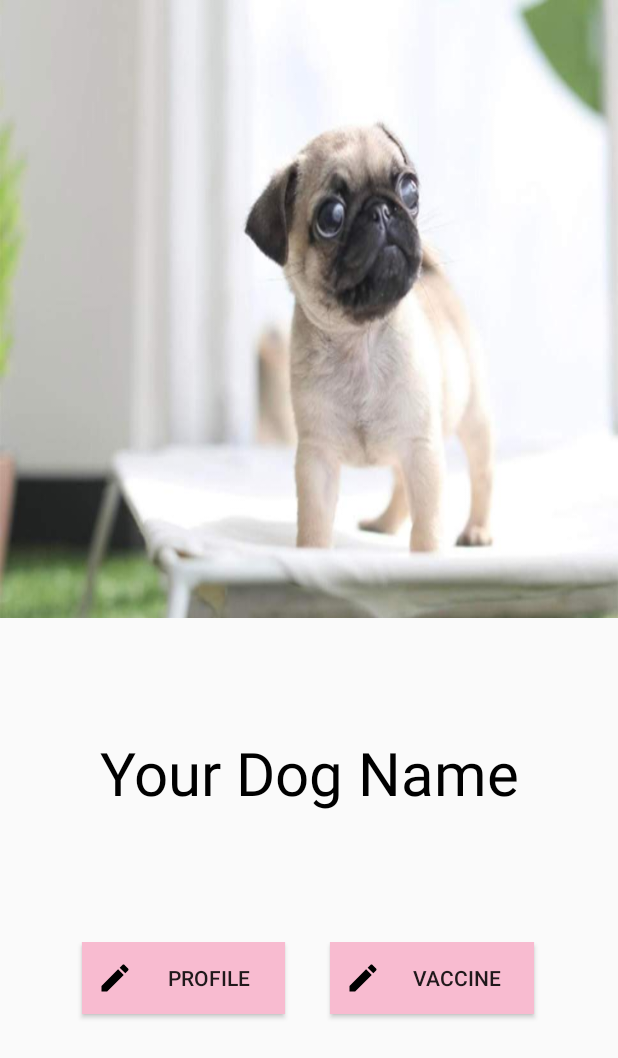
After one commit to Saenn/DogAppAndroid, an Android app: the DogProfileActivity screen opened directly, with no data from a screen before it, on a phone screen of 412 x 824 dp. The commit adds this screen. Shown: the top 1058 px of the screen. Run offline under Robolectric (Android 15) with nearby library versions, the phone set to English and light mode, and no system bars.

Commit message:
Working on Home and Dog

```diff
--- a/app/src/main/java/main/dogappandroid/AddDomestic.java
+++ b/app/src/main/java/main/dogappandroid/AddDomestic.java
@@ -20,6 +20,8 @@ public class AddDomestic extends AppCompatActivity {
     private RadioButton maleBtn, femaleBtn, yesBtn, noBtn;
     private RadioGroup gender, sterilized;
     private Button nextBtn;
+    private DogDB dog;
+    private DogDB.DogDBHelper helper;
 
     private String sterilizedDateSelected;
 
@@ -99,6 +101,16 @@ public class AddDomestic extends AppCompatActivity {
                 }
             }
         });
+
+        // from edit //
+        getDogInfo();
+    }
+
+    private void getDogInfo(){
+        Bundle prevBundle = getIntent().getExtras();
+        if(prevBundle != null && prevBundle.containsKey("id")){
+            dog = helper.getDogDBById(prevBundle.getString("id"));
+        }
     }
 
 }
--- a/app/src/main/java/main/dogappandroid/DogDB.java
+++ b/app/src/main/java/main/dogappandroid/DogDB.java
@@ -164,6 +164,40 @@ public final class DogDB {
             sqLiteDatabase.close();
         }
 
+        public DogDB getDogDBById(String id) {
+
+            DogDB dog = new DogDB();
+
+            sqLiteDatabase = this.getWritableDatabase();
+
+            Cursor cursor = sqLiteDatabase.query
+                    (DogDBEntry.TABLE_NAME, null, DogDBEntry.ID + " = " + id, null, null, null, null);
+
+            if (cursor != null) {
+                cursor.moveToFirst();
+            }
+
+            while(!cursor.isAfterLast()) {
+
+                DogDB tmp = new DogDB();
+                tmp.setId(cursor.getInt(0));
+                tmp.setDogID(cursor.getInt(1));
+                tmp.setGender(cursor.getString(2));
+                tmp.setColor(cursor.getString(3));
+                tmp.setSterilized(cursor.getInt(4));
+                tmp.setSterilizedDate(cursor.getString(5));
+                tmp.setBreed(cursor.getString(6));
+                tmp.setRegisterDate(cursor.getString(7));
+                tmp.setIsSubmit(0);
+
+                cursor.moveToNext();
+            }
+
+            sqLiteDatabase.close();
+
+            return dog;
+        }
+
         public List<DogDB> getDogDB() {
 
             List<DogDB> dogs = new ArrayList<DogDB>();
--- /dev/null
+++ b/app/src/main/java/main/dogappandroid/DogProfileActivity.java
@@ -0,0 +1,62 @@
+package main.dogappandroid;
+
+import android.content.Intent;
+import android.support.v7.app.AppCompatActivity;
+import android.os.Bundle;
+import android.view.View;
+import android.widget.Button;
+import android.widget.ImageView;
+import android.widget.TextView;
+
+public class DogProfileActivity extends AppCompatActivity {
+
+    private ImageView dogProfilePic;
+    private TextView dogName;
+    private Button editProfileButton, editVaccineButton;
+    private DogDB dog;
+    private DogDB.DogDBHelper helper;
+
+    @Override
+    protected void onCreate(Bundle savedInstanceState) {
+        super.onCreate(savedInstanceState);
+        setContentView(R.layout.activity_dog_profile);
+
+        // setup var //
+            dogProfilePic = (ImageView) findViewById(R.id.dog_profile_imageview);
+            dogName = (TextView) findViewById(R.id.dog_profile_name);
+            editProfileButton = (Button) findViewById(R.id.dog_profile_editprofile_button);
+            editVaccineButton = (Button) findViewById(R.id.dog_profile_editvaccine_button);
+            getDogInfo();
+            setAllButton();
+        // finished setup var //
+
+
+    }
+
+    private void getDogInfo(){
+        Bundle prevBundle = getIntent().getExtras();
+        if(prevBundle != null && prevBundle.containsKey("id")){
+            dog = helper.getDogDBById(prevBundle.getString("id"));
+        }
+    }
+
+    private void setAllButton(){
+        editVaccineButton.setOnClickListener(new View.OnClickListener() {
+            @Override
+            public void onClick(View view) {
+                Intent intent = new Intent(DogProfileActivity.this, Vaccine.class);
+                intent.putExtra("id",dog.getId());
+                startActivity(intent);
+            }
+        });
+
+        editProfileButton.setOnClickListener(new View.OnClickListener() {
+            @Override
+            public void onClick(View view) {
+                Intent intent = new Intent(DogProfileActivity.this, AddDomestic.class);
+                intent.putExtra("id",dog.getId());
+                startActivity(intent);
+            }
+        });
+    }
+}
--- a/app/src/main/java/main/dogappandroid/Vaccine.java
+++ b/app/src/main/java/main/dogappandroid/Vaccine.java
@@ -217,5 +217,9 @@ public class Vaccine extends AppCompatActivity {
         startActivity(intent);
     }
 
-
+    @Override
+    public void onBackPressed() {
+        mHelper.deleteNull();
+        finish();
+    }
 }
--- /dev/null
+++ b/app/src/main/res/drawable/ic_edit_black_24dp.xml
@@ -0,0 +1,9 @@
+<vector xmlns:android="http://schemas.android.com/apk/res/android"
+        android:width="24dp"
+        android:height="24dp"
+        android:viewportWidth="24.0"
+        android:viewportHeight="24.0">
+    <path
+        android:fillColor="#FF000000"
+        android:pathData="M3,17.25V21h3.75L17.81,9.94l-3.75,-3.75L3,17.25zM20.71,7.04c0.39,-0.39 0.39,-1.02 0,-1.41l-2.34,-2.34c-0.39,-0.39 -1.02,-0.39 -1.41,0l-1.83,1.83 3.75,3.75 1.83,-1.83z"/>
+</vector>
--- /dev/null
+++ b/app/src/main/res/layout/activity_dog_profile.xml
@@ -0,0 +1,118 @@
+<?xml version="1.0" encoding="utf-8"?>
+<android.support.constraint.ConstraintLayout xmlns:android="http://schemas.android.com/apk/res/android"
+    xmlns:app="http://schemas.android.com/apk/res-auto"
+    xmlns:tools="http://schemas.android.com/tools"
+    android:layout_width="match_parent"
+    android:layout_height="match_parent"
+    tools:context=".DogProfileActivity">
+
+    <LinearLayout android:orientation="vertical"
+        android:layout_width="match_parent"
+        android:layout_height="match_parent"
+        android:weightSum="1"
+        >
+
+
+
+        <LinearLayout
+            android:id="@+id/dog_profile_topsection"
+            android:layout_width="match_parent"
+            android:layout_height="0dp"
+            android:layout_weight="0.5"
+            android:orientation="horizontal">
+
+            <ImageView
+                android:id="@+id/dog_profile_imageview"
+                android:layout_width="match_parent"
+                android:layout_height="match_parent"
+                android:adjustViewBounds="true"
+                android:cropToPadding="false"
+                android:scaleType="fitXY"
+                android:layout_margin="0dp"
+                android:padding="0dp"
+                app:srcCompat="@drawable/pug" />
+        </LinearLayout>
+
+
+        <LinearLayout
+            android:id="@+id/dog_profile_middlesection"
+            android:layout_width="match_parent"
+            android:layout_height="0dp"
+            android:layout_weight="0.25"
+            android:orientation="horizontal">
+
+            <TextView
+                android:id="@+id/dog_profile_name"
+                android:layout_width="match_parent"
+                android:layout_height="match_parent"
+                android:layout_weight="1"
+                android:textColor="@color/black"
+                android:gravity="center_horizontal|center_vertical"
+                android:text="@string/dogprofilename"
+                android:textSize="40dp" />
+
+        </LinearLayout>
+
+        <LinearLayout
+            android:id="@+id/dog_profile_bottomsection"
+            android:layout_width="match_parent"
+            android:layout_height="0dp"
+            android:layout_weight="0.25"
+            android:padding="10dp"
+            android:orientation="horizontal">
+
+            <Button
+                android:id="@+id/button321"
+                android:layout_width="0dp"
+                android:layout_height="50dp"
+                android:layout_weight="0.3"
+                android:background="@color/pink100"
+                android:visibility="invisible"
+                android:text="Button" />
+
+            <Button
+                android:id="@+id/dog_profile_editprofile_button"
+                android:layout_width="0dp"
+                android:layout_height="wrap_content"
+                android:drawableLeft="@drawable/ic_edit_black_24dp"
+                android:paddingRight="0dp"
+                android:paddingLeft="10dp"
+                android:layout_weight="0.9"
+                android:background="@color/pink100"
+                android:text="@string/editdogprofilebutton" />
+
+            <Button
+                android:id="@+id/button3212"
+                android:layout_width="0dp"
+                android:layout_height="50dp"
+                android:layout_weight="0.2"
+                android:background="@color/pink100"
+                android:visibility="invisible"
+                android:text="Button" />
+
+            <Button
+                android:id="@+id/dog_profile_editvaccine_button"
+                android:layout_width="0dp"
+                android:layout_height="wrap_content"
+                android:layout_weight="0.9"
+                android:paddingRight="0dp"
+                android:paddingLeft="10dp"
+                android:background="@color/pink100"
+                android:drawableLeft="@drawable/ic_edit_black_24dp"
+                android:text="@string/vaccine" />
+
+            <Button
+                android:id="@+id/button212"
+                android:layout_width="0dp"
+                android:layout_height="wrap_content"
+                android:layout_weight="0.3"
+                android:background="@color/pink100"
+                android:visibility="invisible"
+                android:text="Button" />
+        </LinearLayout>
+
+
+
+
+    </LinearLayout>
+</android.support.constraint.ConstraintLayout>
--- a/app/src/main/res/values/colors.xml
+++ b/app/src/main/res/values/colors.xml
@@ -15,5 +15,6 @@
     <color name="pink600">#D81B60</color>
     <color name="black">#000000</color>
     <color name="white">#FFFFFF</color>
+    <color name="gray">#DCDCDC</color>
     <color name="red">#D50000</color>
 </resources>
--- a/app/src/main/res/values/strings.xml
+++ b/app/src/main/res/values/strings.xml
@@ -15,9 +15,12 @@
     </string>
 
     <!-- Strings related to adddog -->
+    <string name="editdogprofilebutton">Profile</string>
+    <string name="editdogvaccinebutton">Edit Vaccine</string>
     <string name="addvaccinetitle" tools:ignore="ExtraTranslation">Add Vaccine</string>
     <string name="addmessage">Are you sure to add this vaccine?</string>
     <string name="edit">Edit</string>
+    <string name="dogprofilename">Your Dog Name</string>
     <string name="picmissing">Picture Missing!</string>
     <string name="picmissingmessage" tools:ignore="ExtraTranslation">Please upload picture to the form before continue</string>
     <string name="editvaccine">Edit Vaccine</string>
--- a/build.gradle
+++ b/build.gradle
@@ -7,7 +7,7 @@ buildscript {
         jcenter()
     }
     dependencies {
-        classpath 'com.android.tools.build:gradle:3.1.2'
+        classpath 'com.android.tools.build:gradle:3.1.4'
 
 
         // NOTE: Do not place your application dependencies here; they belong
```
Also changed, not shown: app/src/main/AndroidManifest.xml (+20 -16 lines), app/src/main/res/drawable-xhdpi/edit_icon.png (added), app/src/main/res/drawable-xhdpi/pug.jpg (added).
